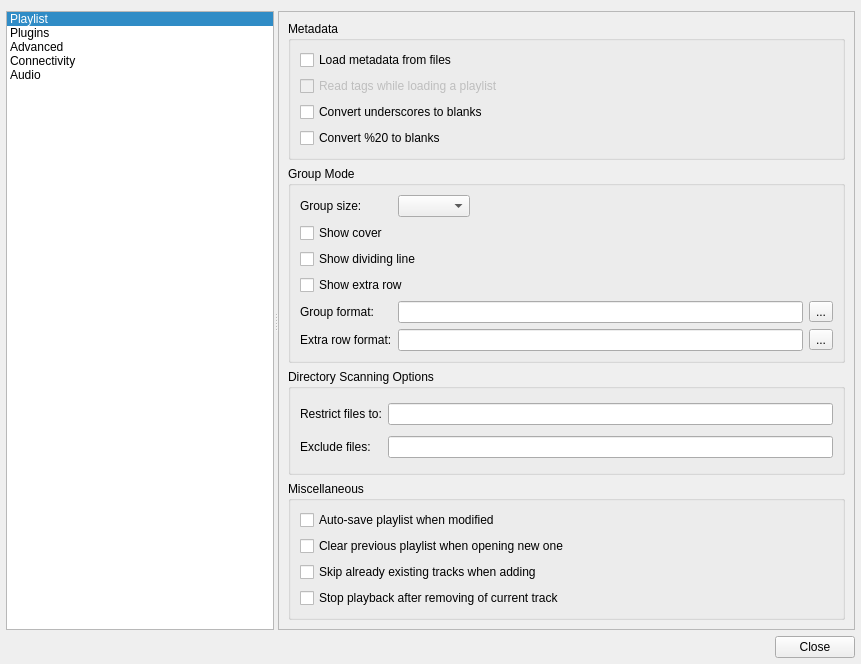
First picture: the form in src/qmmpui/forms/configdialog.ui, repository prinsbert/qmmp-dev, before the edit.
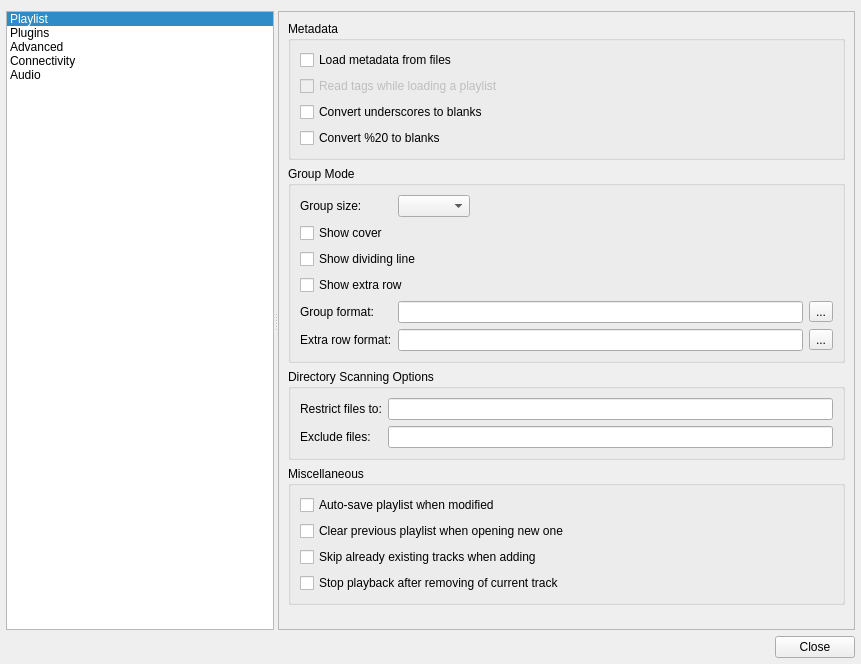
Second picture: the form after the edit. Icons and pictures are not drawn.

Commit message: fixed settings dialog layout

Diff of the .ui file:
```diff
--- a/src/qmmpui/forms/configdialog.ui
+++ b/src/qmmpui/forms/configdialog.ui
@@ -141,9 +141,9 @@
            <property name="geometry">
             <rect>
              <x>0</x>
-             <y>0</y>
+             <y>-52</y>
              <width>569</width>
-             <height>659</height>
+             <height>665</height>
             </rect>
            </property>
            <layout class="QVBoxLayout" name="verticalLayout_9">
@@ -361,6 +361,19 @@
               </layout>
              </widget>
             </item>
+            <item>
+             <spacer name="verticalSpacer">
+              <property name="orientation">
+               <enum>Qt::Vertical</enum>
+              </property>
+              <property name="sizeHint" stdset="0">
+               <size>
+                <width>20</width>
+                <height>0</height>
+               </size>
+              </property>
+             </spacer>
+            </item>
            </layout>
           </widget>
          </widget>
```
